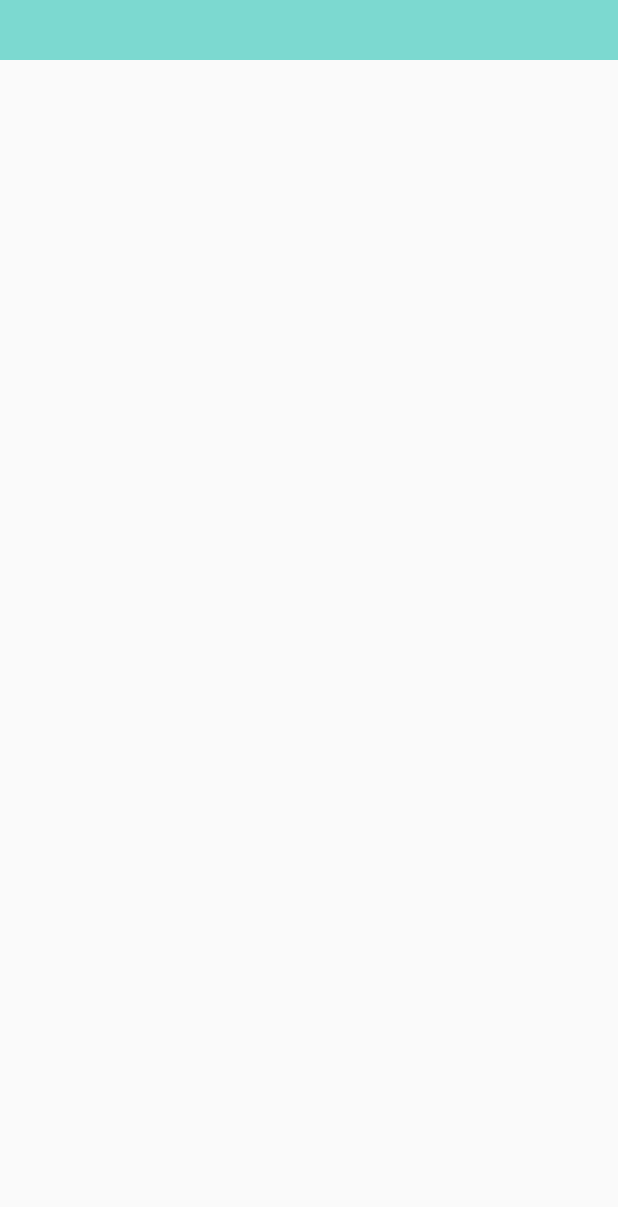
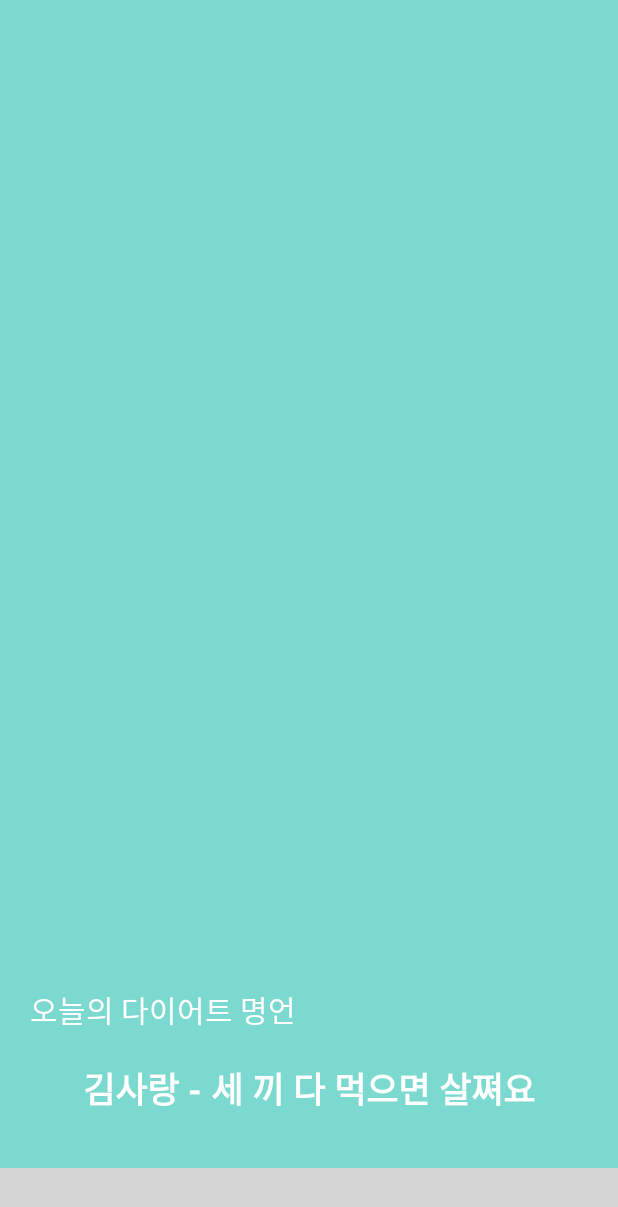
Before and after one commit to yeonjukko/BodyEnd, an Android app: the layout custom_drawer.xml on its own in the app's theme, with its tools: preview values and no code run, on a phone screen of 412 x 824 dp. Shown: the top 1207 px of the screen. Run offline under Robolectric (Android 15) with nearby library versions, the phone set to English and light mode, and no system bars; grey boxes are pictures that could not be loaded.

Commit message:
마이유투브 수정 및 드로어 서버 연동

```diff
--- a/app/src/main/java/net/yeonjukko/bodyend/activity/settings/AttendanceMapAcitivity.java
+++ b/app/src/main/java/net/yeonjukko/bodyend/activity/settings/AttendanceMapAcitivity.java
@@ -193,7 +193,6 @@ public class AttendanceMapAcitivity extends FragmentActivity implements MapView.
     protected void startLocationUpdates() {
         if (ActivityCompat.checkSelfPermission(this, Manifest.permission.ACCESS_FINE_LOCATION) != PackageManager.PERMISSION_GRANTED && ActivityCompat.checkSelfPermission(this, Manifest.permission.ACCESS_COARSE_LOCATION) != PackageManager.PERMISSION_GRANTED) {
             Log.d("service", "permissionNo");
-            // TODO: Consider calling
             //    ActivityCompat#requestPermissions
             // here to request the missing permissions, and then overriding
             //   public void onRequestPermissionsResult(int requestCode, String[] permissions,
--- a/app/src/main/java/net/yeonjukko/bodyend/adapter/RecordRecyclerViewAdapter.java
+++ b/app/src/main/java/net/yeonjukko/bodyend/adapter/RecordRecyclerViewAdapter.java
@@ -958,7 +958,6 @@ public class RecordRecyclerViewAdapter extends RecyclerView.Adapter<RecyclerView
 
     protected void startLocationUpdates() {
         if (ActivityCompat.checkSelfPermission(context, Manifest.permission.ACCESS_FINE_LOCATION) != PackageManager.PERMISSION_GRANTED && ActivityCompat.checkSelfPermission(context, Manifest.permission.ACCESS_COARSE_LOCATION) != PackageManager.PERMISSION_GRANTED) {
-            // TODO: Consider calling
             //    ActivityCompat#requestPermissions
             // here to request the missing permissions, and then overriding
             //   public void onRequestPermissionsResult(int requestCode, String[] permissions,
--- a/app/src/main/res/layout/custom_drawer.xml
+++ b/app/src/main/res/layout/custom_drawer.xml
@@ -1,8 +1,62 @@
 <?xml version="1.0" encoding="utf-8"?>
 <LinearLayout xmlns:android="http://schemas.android.com/apk/res/android"
     android:layout_width="match_parent"
+    android:layout_height="match_parent"
     android:background="@color/Background"
-    android:layout_height="40dp">
+    android:id="@+id/layout_drawer"
+    android:gravity="bottom"
+    android:orientation="vertical">
+
+    <LinearLayout
+        android:layout_width="match_parent"
+        android:layout_height="wrap_content"
+        android:orientation="vertical"
+        android:padding="20dp">
+
+        <TextView
+            android:id="@+id/tv_stimulus_title"
+            android:layout_width="wrap_content"
+            android:layout_height="wrap_content"
+            android:layout_marginBottom="20dp"
+            android:text="오늘의 다이어트 명언"
+            android:textSize="20sp" />
+
+        <TextView
+            android:id="@+id/tv_stimulus_word"
+            android:layout_width="wrap_content"
+            android:layout_height="wrap_content"
+            android:layout_gravity="center"
+            android:text="김사랑 - 세 끼 다 먹으면 살쪄요"
+            android:paddingBottom="15dp"
+
+            android:textSize="23sp"
+            android:textStyle="bold" />
+    </LinearLayout>
+
+
+    <LinearLayout
+        android:layout_width="match_parent"
+        android:layout_height="45dp"
+        android:layout_gravity="bottom"
+        android:background="@color/caldroid_white"
+        android:gravity="right|center_vertical"
+        android:orientation="horizontal"
+        android:paddingTop="3dp"
+        android:paddingRight="14dp">
+
+        <TextView
+            android:id="@+id/tv_user_name"
+            android:layout_width="wrap_content"
+            android:layout_height="wrap_content"
+            android:text="김연주" />
+
+        <TextView
+            android:layout_width="wrap_content"
+            android:layout_height="wrap_content"
+            android:text="님! 오늘도 화이팅이지 말입니다!" />
+
+
+    </LinearLayout>
 
 
 </LinearLayout>
--- a/app/src/main/res/layout/dialog_add_youtube.xml
+++ b/app/src/main/res/layout/dialog_add_youtube.xml
@@ -2,7 +2,7 @@
 <LinearLayout xmlns:android="http://schemas.android.com/apk/res/android"
     android:layout_width="match_parent"
     android:layout_height="match_parent"
-    android:padding="20dp">
+    android:padding="15dp">
     <LinearLayout
         android:layout_width="match_parent"
         android:layout_height="wrap_content">
--- a/app/src/main/res/values/strings.xml
+++ b/app/src/main/res/values/strings.xml
@@ -38,10 +38,8 @@
     <string name="youtube_api_key">AIzaSyCqV5R5Y-GomfgzWaq7npppR-7X4p3kSlU</string>
     <string name="error_player">There was an error initializing the YouTubePlayer (%1$s)</string>
 
-    <!-- TODO: Remove or change this placeholder text -->
     <string name="google_app_id">bodyend-1268</string>
 
-    <!-- TODO: Remove or change this placeholder text -->
     <string name="hello_blank_fragment">Hello blank fragment</string>
 
 </resources>
```
Also changed, not shown: app/src/main/java/net/yeonjukko/bodyend/activity/MaterialActivity.java (+61 -8 lines), app/src/main/java/net/yeonjukko/bodyend/fragment/YoutubeFragmentSub3.java (+67 -6 lines), app/src/main/java/net/yeonjukko/bodyend/libs/DBmanager.java (+92 -14 lines), app/src/main/java/net/yeonjukko/bodyend/model/MyYoutubeInfoModel.java (added, +53 -0 lines), app/src/main/res/layout/fragment_youtube_sub_3.xml (+1 -24 lines), app/src/main/res/drawable-hdpi/icon_user.png (added), app/src/main/res/drawable-mdpi/icon_user.png (added), app/src/main/res/drawable-xhdpi/icon_user.png (added), app/src/main/res/drawable-xxhdpi/icon_user.png (added), app/src/main/res/drawable-xxxhdpi/icon_user.png (added), 1 other file.
